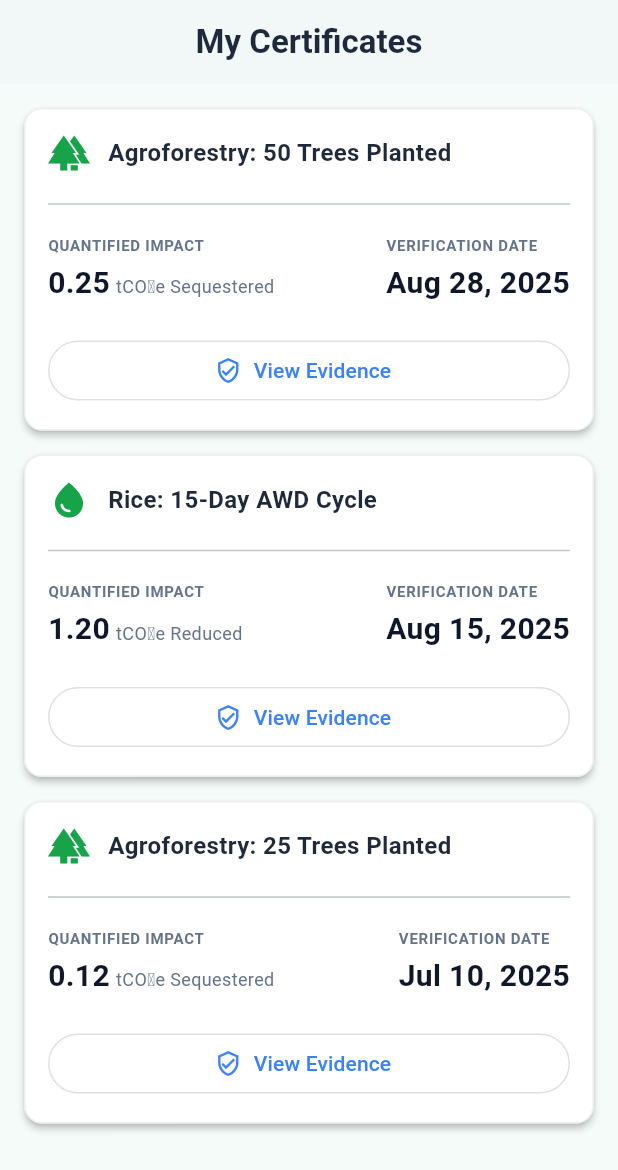
After one commit to Achuabhijith2003/FramGuard, a Flutter app: the CertificatesScreen screen opened directly, on a phone screen of 412 x 824 dp. The commit adds this screen. Shown: the top 1170 px of the screen. Run offline on Flutter 3.47's test engine with Material 3 defaults, Android fonts, the phone set to English and light mode, and no system bars; our stand-ins replace cloud_firestore, dots_indicator, firebase_auth, firebase_core, firebase_storage, google_fonts and 1 more; accounts and stored records are empty; Roboto replaces fonts that are missing (Poppins).

Commit message:
create new nav bar and certificate page UI

```diff
--- /dev/null
+++ b/lib/models/VerificationCertificate_model.dart
@@ -0,0 +1,20 @@
+import 'package:flutter/material.dart';
+
+
+class VerificationCertificate {
+  final String id;
+  final String title;
+  final String date;
+  final String impactValue;
+  final String impactUnit;
+  final IconData icon;
+
+  VerificationCertificate({
+    required this.id,
+    required this.title,
+    required this.date,
+    required this.impactValue,
+    required this.impactUnit,
+    required this.icon,
+  });
+}
--- /dev/null
+++ b/lib/screens/main_screen/certificates.dart
@@ -0,0 +1,205 @@
+import 'package:flutter/material.dart';
+import 'package:flutter/services.dart';
+import '../../models/VerificationCertificate_model.dart';
+
+/// The main screen that displays a list of certificates.
+class CertificatesScreen extends StatelessWidget {
+  const CertificatesScreen({Key? key}) : super(key: key);
+
+  // Mock data for the prototype. In the real app, this would come from Firebase.
+  static final List<VerificationCertificate> _certificates = [
+    VerificationCertificate(
+      id: 'VC-FRMP-2025-A1B2C3',
+      title: 'Agroforestry: 50 Trees Planted',
+      date: 'Aug 28, 2025',
+      impactValue: '0.25',
+      impactUnit: 'tCO₂e Sequestered',
+      icon: Icons.forest,
+    ),
+    VerificationCertificate(
+      id: 'VC-FRMP-2025-D4E5F6',
+      title: 'Rice: 15-Day AWD Cycle',
+      date: 'Aug 15, 2025',
+      impactValue: '1.20',
+      impactUnit: 'tCO₂e Reduced',
+      icon: Icons.water_drop,
+    ),
+    VerificationCertificate(
+      id: 'VC-FRMP-2025-G7H8I9',
+      title: 'Agroforestry: 25 Trees Planted',
+      date: 'Jul 10, 2025',
+      impactValue: '0.12',
+      impactUnit: 'tCO₂e Sequestered',
+      icon: Icons.forest,
+    ),
+  ];
+
+  @override
+  Widget build(BuildContext context) {
+    return Scaffold(
+      appBar: AppBar(
+        title: const Text(
+          'My Certificates',
+          style: TextStyle(
+            fontWeight: FontWeight.bold,
+            color: Color(0xFF1E293B),
+          ),
+        ),
+        backgroundColor: Colors.white,
+        elevation: 1,
+      ),
+      body: ListView.builder(
+        padding: const EdgeInsets.all(16.0),
+        itemCount: _certificates.length,
+        itemBuilder: (context, index) {
+          return _CertificateCard(certificate: _certificates[index]);
+        },
+      ),
+      //  bottomNavigationBar: _buildBottomNavigationBar(),
+    );
+  }
+
+  // Widget _buildBottomNavigationBar() {
+  //   return BottomNavigationBar(
+  //     currentIndex: 1, // Set to 'Certificates'
+  //     type: BottomNavigationBarType.fixed,
+  //     selectedItemColor: const Color(0xFF22C55E),
+  //     unselectedItemColor: const Color(0xFF64748B),
+  //     selectedFontSize: 12,
+  //     unselectedFontSize: 12,
+  //     items: const [
+  //       BottomNavigationBarItem(icon: Icon(Icons.home), label: 'Home'),
+  //       BottomNavigationBarItem(icon: Icon(Icons.assignment_turned_in), label: 'Certificates'),
+  //       BottomNavigationBarItem(icon: Icon(Icons.storefront_outlined), label: 'Market'),
+  //       BottomNavigationBarItem(icon: Icon(Icons.health_and_safety_outlined), label: 'Advisor'),
+  //     ],
+  //   );
+  // }
+}
+
+/// A reusable widget that displays a single certificate card.
+class _CertificateCard extends StatelessWidget {
+  final VerificationCertificate certificate;
+
+  const _CertificateCard({required this.certificate, Key? key})
+    : super(key: key);
+
+  @override
+  Widget build(BuildContext context) {
+    return Card(
+      elevation: 2,
+      margin: const EdgeInsets.only(bottom: 16.0),
+      color: Colors.white,
+      shape: RoundedRectangleBorder(
+        borderRadius: BorderRadius.circular(12.0),
+        side: BorderSide(color: Colors.grey[200]!, width: 1),
+      ),
+      child: Padding(
+        padding: const EdgeInsets.all(16.0),
+        child: Column(
+          crossAxisAlignment: CrossAxisAlignment.start,
+          children: [
+            Row(
+              children: [
+                Icon(
+                  certificate.icon,
+                  color: const Color(0xFF16A34A),
+                  size: 28,
+                ),
+                const SizedBox(width: 12),
+                Expanded(
+                  child: Text(
+                    certificate.title,
+                    style: const TextStyle(
+                      fontWeight: FontWeight.w600,
+                      fontSize: 16,
+                      color: Color(0xFF1E293B), // slate-800
+                    ),
+                  ),
+                ),
+              ],
+            ),
+            const SizedBox(height: 12),
+            const Divider(),
+            const SizedBox(height: 12),
+            Row(
+              mainAxisAlignment: MainAxisAlignment.spaceBetween,
+              children: [
+                _buildInfoColumn(
+                  'Quantified Impact',
+                  certificate.impactValue,
+                  certificate.impactUnit,
+                ),
+                _buildInfoColumn('Verification Date', certificate.date, null),
+              ],
+            ),
+            const SizedBox(height: 20),
+            SizedBox(
+              width: double.infinity,
+              child: OutlinedButton.icon(
+                icon: const Icon(Icons.verified_user_outlined, size: 18),
+                label: const Text('View Evidence'),
+                style: OutlinedButton.styleFrom(
+                  foregroundColor: const Color(0xFF3B82F6), // blue-500
+                  side: BorderSide(color: Colors.grey[300]!),
+                ),
+                onPressed: () {
+                  // In a real app, this would open a new screen showing the
+                  // farmer's photo, the satellite image, and the AI's reasoning.
+                  ScaffoldMessenger.of(context).showSnackBar(
+                    SnackBar(
+                      content: Text('Showing evidence for ${certificate.id}'),
+                    ),
+                  );
+                },
+              ),
+            ),
+          ],
+        ),
+      ),
+    );
+  }
+
+  Widget _buildInfoColumn(String label, String value, String? unit) {
+    return Column(
+      crossAxisAlignment: CrossAxisAlignment.start,
+      children: [
+        Text(
+          label.toUpperCase(),
+          style: const TextStyle(
+            color: Color(0xFF64748B), // slate-500
+            fontSize: 10,
+            fontWeight: FontWeight.bold,
+            letterSpacing: 0.5,
+          ),
+        ),
+        const SizedBox(height: 4),
+        Row(
+          crossAxisAlignment: CrossAxisAlignment.baseline,
+          textBaseline: TextBaseline.alphabetic,
+          children: [
+            Text(
+              value,
+              style: const TextStyle(
+                color: Color(0xFF0F172A), // slate-900
+                fontSize: 20,
+                fontWeight: FontWeight.bold,
+              ),
+            ),
+            if (unit != null)
+              Padding(
+                padding: const EdgeInsets.only(left: 4.0),
+                child: Text(
+                  unit,
+                  style: const TextStyle(
+                    color: Color(0xFF64748B),
+                    fontSize: 12,
+                  ),
+                ),
+              ),
+          ],
+        ),
+      ],
+    );
+  }
+}
```
Also changed, not shown: lib/screens/components/pet_list.dart (deleted, +0 -74 lines), lib/screens/main_screen/pet_list_screen.dart (deleted, +0 -212 lines), lib/screens/navbar.dart (+9 -10 lines), lib/screens/pet_screen/pet_details.dart (deleted, +0 -67 lines).
